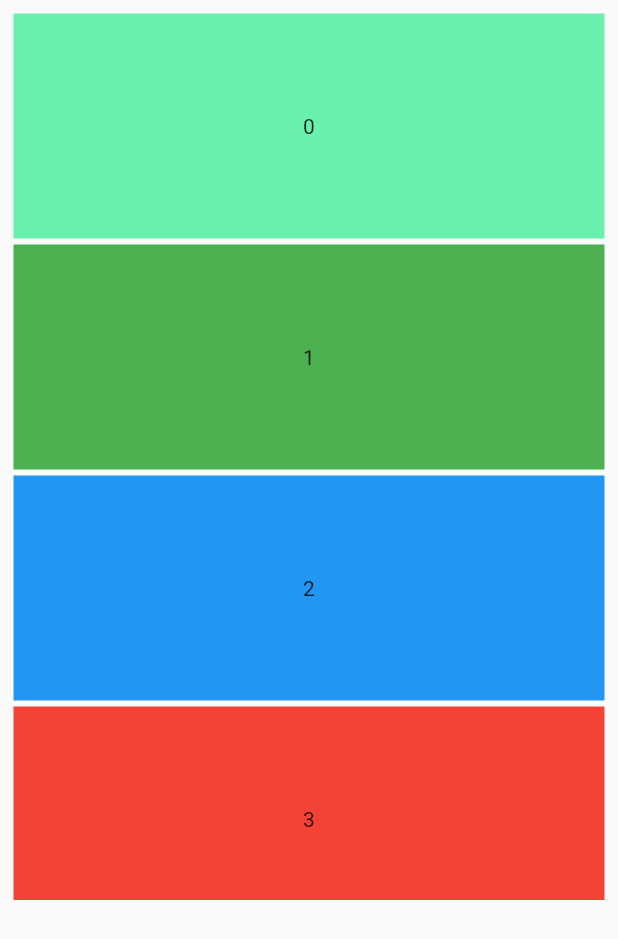
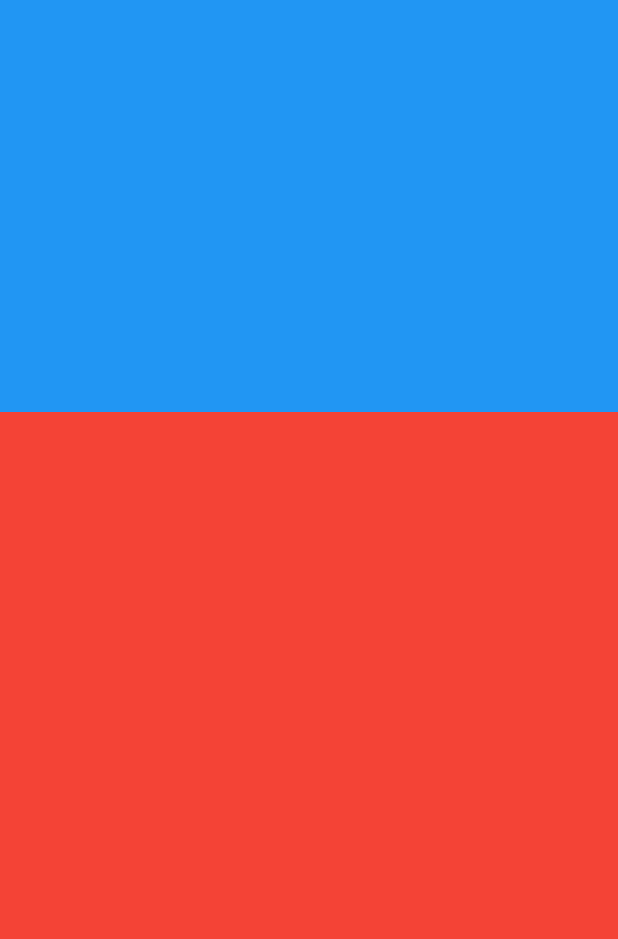
Before and after one commit to z2wenfa/FlutterPractises, a Flutter app: the screen it shows after launch, on a phone screen of 412 x 824 dp. Shown: the top 939 px of the screen. Run offline on Flutter 3.47's test engine with Material 2 defaults, Android fonts, the phone set to English and light mode, and no system bars.

Commit message:
添加Flexible使用Demo

```diff
--- /dev/null
+++ b/lib/basic/FlexibleDemo.dart
@@ -0,0 +1,24 @@
+import 'package:flutter/material.dart';
+//灵活组件,只能用于Row、Column和lex布局中,可嵌套孩子利用剩余空间对占位空间进行延展,也可指定适应类型
+//[child]:孩子布局[widget]
+//[fit]:适应模式 [FlexFit]
+//[flex]:剩余空间占比[int]
+class FlexibleDemo extends StatelessWidget {
+  @override
+  Widget build(BuildContext context) {
+    return Scaffold(
+      body: Column(
+        children: [
+          Flexible(child: Container(
+            color: Colors.blue,
+          ), flex: 1,),
+          Flexible(child: Container(
+            color: Colors.red,
+          ), flex: 2,
+          fit: FlexFit.loose,),
+        ],
+      ),
+    );
+  }
+
+}
--- a/lib/basic/ListViewDemo.dart
+++ b/lib/basic/ListViewDemo.dart
@@ -1,6 +1,10 @@
 import 'package:flutter/material.dart';
 
 //列表显示,可以通过builder、separated、custom等构造。有内边距、是否反向、滑动控制器等属性
+//构造方法主要是两种 ListView.builder创建没有separate的列表,ListView.separated构造具有separate的列表
+//[itemBuilder]:构造ViewHolder[Widget Function(BuildContext context, int index)]
+//[itemCount]:列表数量[int]
+//[separatorBuilder]:分隔符构造器[Widget Function(BuildContext context, int index)]]
 class ListViewDemo extends StatefulWidget {
   @override
   State<StatefulWidget> createState() => _ListViewDemoState();
--- a/lib/main.dart
+++ b/lib/main.dart
@@ -1,7 +1,7 @@
 import 'package:flutter/material.dart';
 import 'package:flutter_practises/route/Page2.dart';
 
-import 'basic/ListViewDemo.dart';
+import 'basic/FlexibleDemo.dart';
 
 void main() {
   runApp(MyApp());
@@ -32,7 +32,7 @@ class _MyHomePageState extends State<MyHomePage> {
   @override
   Widget build(BuildContext context) {
     return Scaffold(
-      body: ListViewDemo(),
+      body: FlexibleDemo(),
     );
   }
 }
```
